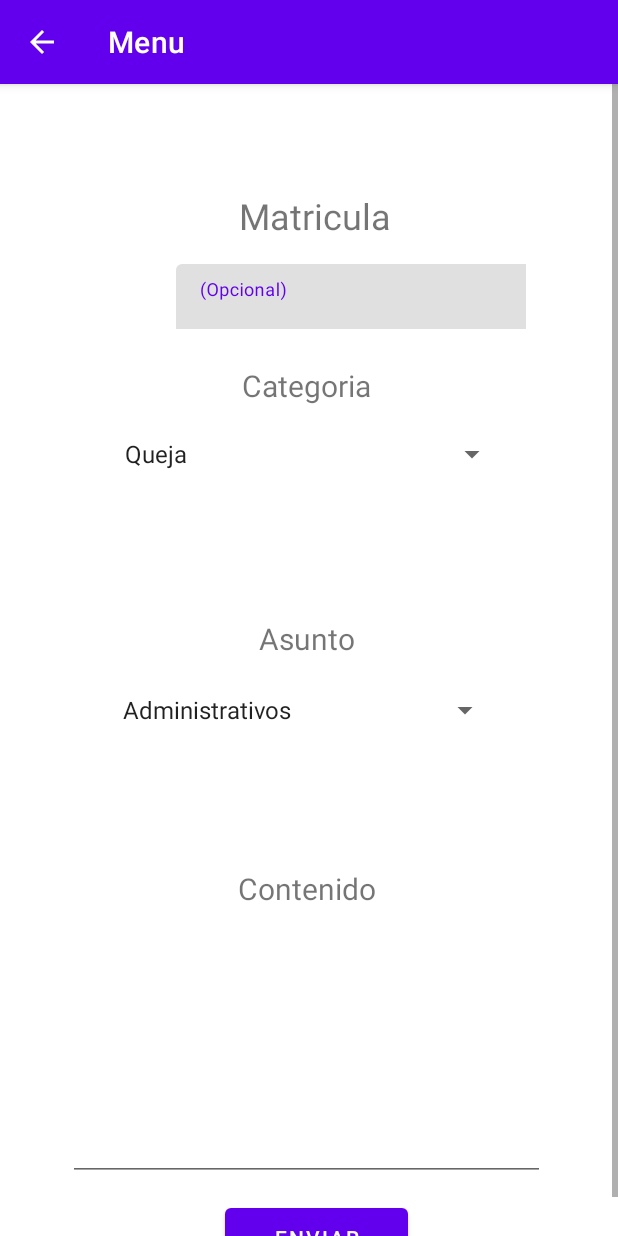
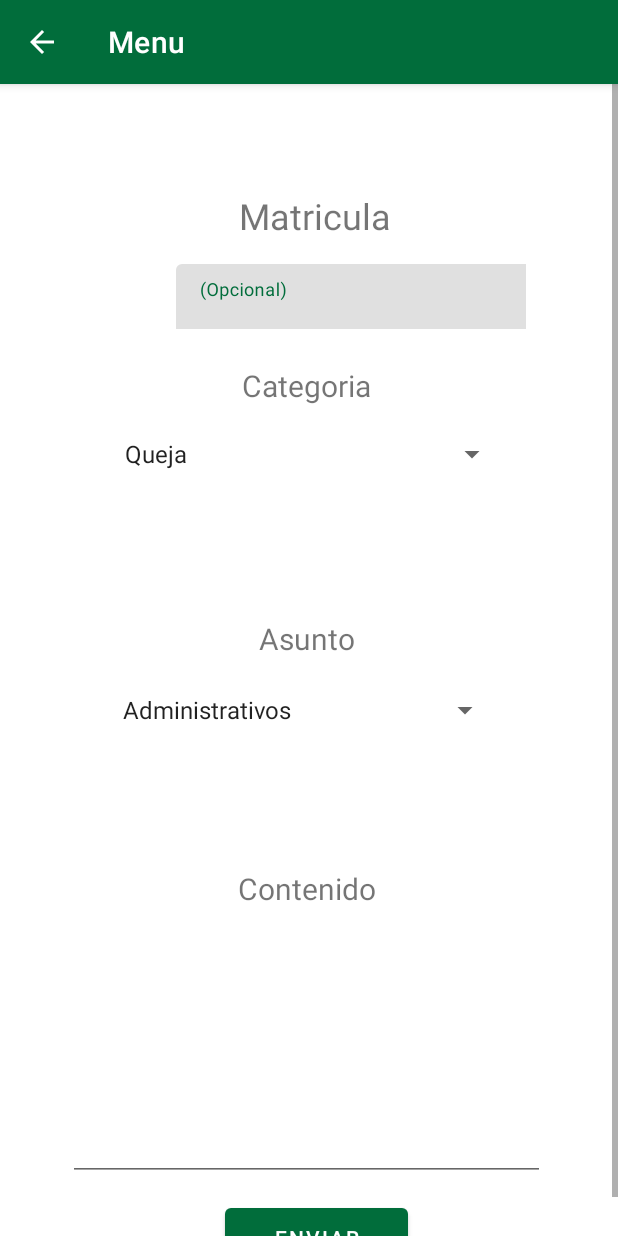
Before and after one commit to susanamb/BuzonMejora_FCA, an Android app: the screen it shows after launch (Form1), after a tap on "INICIAR", on a phone screen of 412 x 824 dp. Run offline under Robolectric (Android 15) with nearby library versions, the phone set to English and light mode, and no system bars.

Commit message:
cambio a colores

```diff
--- /dev/null
+++ b/app/src/main/java/com/example/prototipo/SplashPantalla.java
@@ -0,0 +1,25 @@
+package com.example.prototipo;
+
+import androidx.appcompat.app.AppCompatActivity;
+
+import android.content.Intent;
+import android.os.Bundle;
+import android.os.Handler;
+
+public class SplashPantalla extends AppCompatActivity {
+
+    @Override
+    protected void onCreate(Bundle savedInstanceState) {
+        super.onCreate(savedInstanceState);
+        setContentView(R.layout.activity_splash_pantalla);
+
+        new Handler().postDelayed(new Runnable() {
+            @Override
+            public void run() {
+                Intent intent=new Intent(SplashPantalla.this,MainActivity.class);
+                startActivity(intent);
+                finish();
+            }
+        },2000);
+    }
+}
--- a/app/src/main/res/values/colors.xml
+++ b/app/src/main/res/values/colors.xml
@@ -7,4 +7,8 @@
     <color name="teal_700">#FF018786</color>
     <color name="black">#FF000000</color>
     <color name="white">#FFFFFFFF</color>
+
+    <color name="ColorPrimary">#146B43</color>
+    <color name="ColorPrimaryDark">#0E492E</color>
+    <color name="ColorAccent">#FF03DAC5</color>
 </resources>
--- a/app/src/main/res/values/themes.xml
+++ b/app/src/main/res/values/themes.xml
@@ -2,15 +2,11 @@
     <!-- Base application theme. -->
     <style name="Theme.Prototipo" parent="Theme.MaterialComponents.DayNight.DarkActionBar">
         <!-- Primary brand color. -->
-        <item name="colorPrimary">@color/purple_500</item>
-        <item name="colorPrimaryVariant">@color/purple_700</item>
-        <item name="colorOnPrimary">@color/white</item>
-        <!-- Secondary brand color. -->
-        <item name="colorSecondary">@color/teal_200</item>
-        <item name="colorSecondaryVariant">@color/teal_700</item>
-        <item name="colorOnSecondary">@color/black</item>
-        <!-- Status bar color. -->
-        <item name="android:statusBarColor" tools:targetApi="l">?attr/colorPrimaryVariant</item>
-        <!-- Customize your theme here. -->
+        <item name="colorPrimary">#016D3B</item>
+        <item name="colorPrimaryDark">#0B4A2B</item>
+        <item name="colorAccent">@color/ColorPrimaryDark</item>
+
+
+
     </style>
 </resources>
```
Also changed, not shown: app/src/main/AndroidManifest.xml (+10 -5 lines), app/src/main/res/layout/activity_splash_pantalla.xml (added, +21 -0 lines), app/src/main/res/drawable/fca.png (added).
